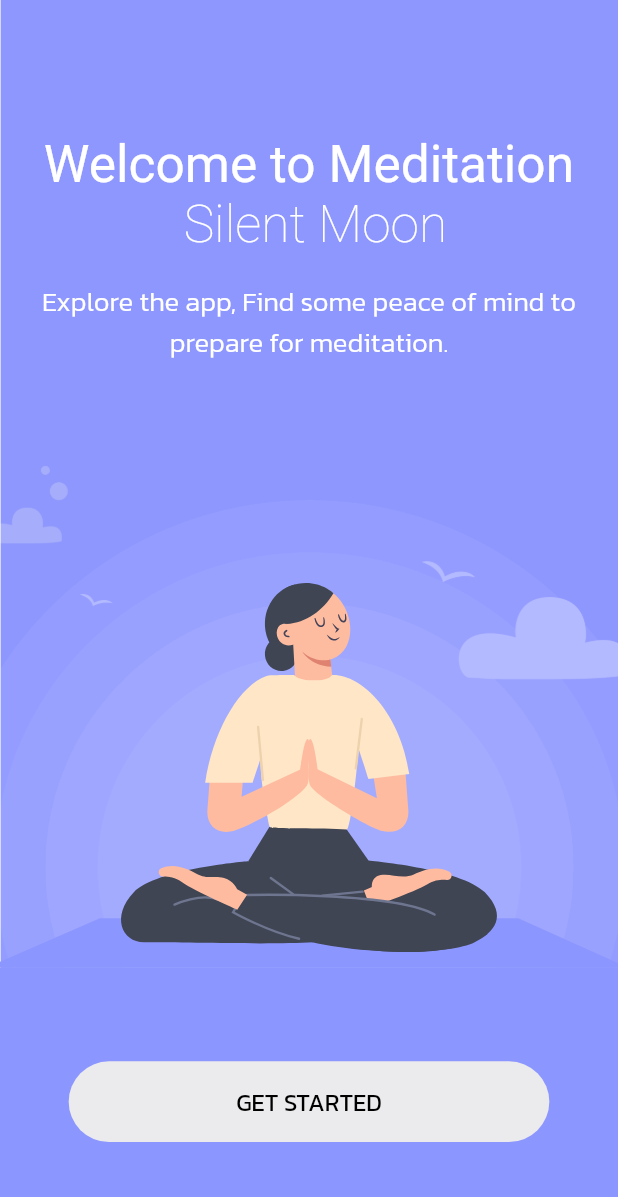
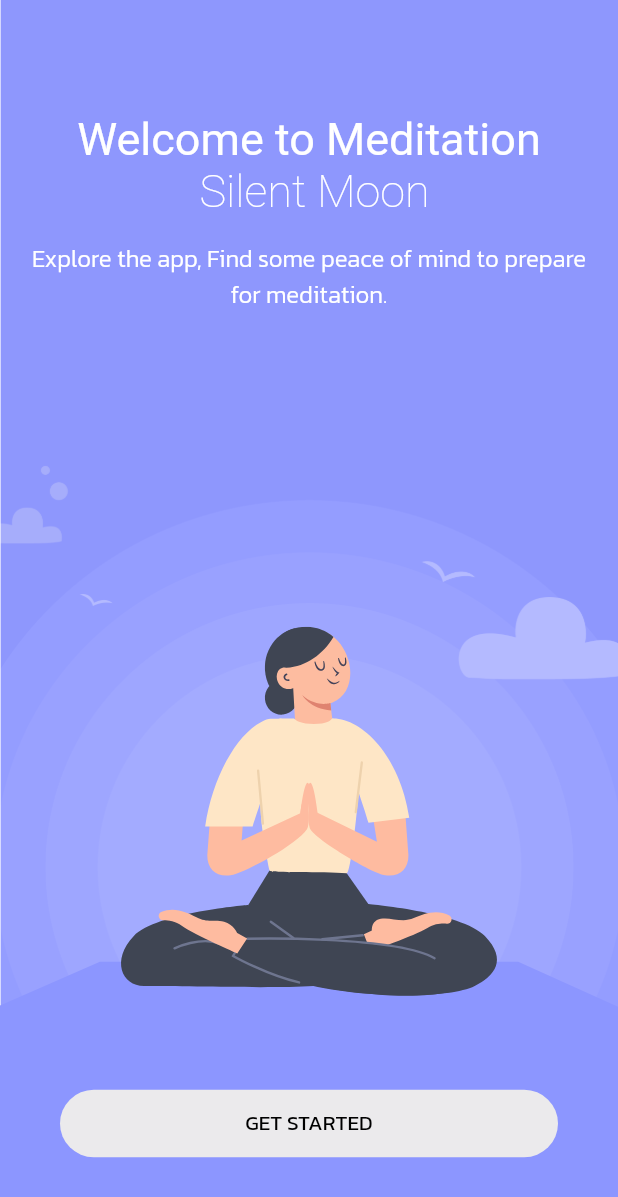
Before and after one commit to sahilisamaliya/meditaion_music, a Flutter app: the screen it shows after launch, on a phone screen of 412 x 824 dp. Shown: the top 1197 px of the screen. Run offline on Flutter 3.47's test engine with Material 2 defaults, Android fonts, the phone set to English and light mode, and no system bars; our stand-ins replace cached_network_image, connectivity_plus, dio, flutter_native_splash, flutter_svg, get and 5 more.

Commit message:
Project issue solve

```diff
--- a/lib/main.dart
+++ b/lib/main.dart
@@ -1,6 +1,5 @@
 import 'package:flutter/material.dart';
 import 'package:flutter_native_splash/flutter_native_splash.dart';
-import 'package:flutter_screenutil/flutter_screenutil.dart';
 import 'package:get/get.dart';
 import 'package:just_audio_background/just_audio_background.dart';
 import 'package:meditaion_music/internet_connection/connection_manager_controller.dart';
@@ -8,10 +7,6 @@ import 'package:meditaion_music/screens/bottom_bar.dart';
 import 'package:meditaion_music/screens/welcome.dart';
 import 'package:meditaion_music/utils/colors.dart';
 import 'package:meditaion_music/utils/preferences/preference_manager.dart';
-
-
-
-
 
 void main() async {
   FlutterNativeSplash.preserve(
@@ -31,11 +26,6 @@ class MyApp extends StatelessWidget {
 
   @override
   Widget build(BuildContext context) {
-    return ScreenUtilInit(
-      designSize: const Size(360, 690),
-      minTextAdapt: true,
-      splitScreenMode: true,
-      builder: (context, child) {
     return GetMaterialApp(
       initialBinding: ControllerBinding(),
       debugShowCheckedModeBanner: false,
@@ -45,7 +35,5 @@ class MyApp extends StatelessWidget {
           ? const BottomBar()
           : const IntroScreen(),
     );
-      },
-    );
   }
 }
--- a/lib/screens/offline_music.dart
+++ b/lib/screens/offline_music.dart
@@ -1,4 +1,3 @@
-import 'package:cached_network_image/cached_network_image.dart';
 import 'package:flutter/material.dart';
 import 'package:get/get.dart';
 import 'package:meditaion_music/screens/music_screen.dart';
--- a/lib/screens/welcome.dart
+++ b/lib/screens/welcome.dart
@@ -1,5 +1,4 @@
 import 'package:flutter/material.dart';
-import 'package:flutter_screenutil/flutter_screenutil.dart';
 import 'package:flutter_svg/flutter_svg.dart';
 import 'package:get/get.dart';
 import 'package:meditaion_music/screens/bottom_bar.dart';
@@ -21,41 +20,41 @@ class IntroScreen extends StatelessWidget {
       child: Column(
         mainAxisAlignment: MainAxisAlignment.center,
         children: [
-          SizedBox(height: 75.h),
+          const SizedBox(height: 75),
           Padding(
-              padding: EdgeInsets.symmetric(horizontal: 10.w),
+              padding: const EdgeInsets.symmetric(horizontal: 10),
               child: RichText(
                 textAlign: TextAlign.center,
-                text: TextSpan(
+                text: const TextSpan(
                   text: 'Welcome to Meditation\n ',
-                  style: TextStyle(fontSize: 30.sp, color: ColorUtils.white),
+                  style: TextStyle(fontSize: 30, color: ColorUtils.white),
                   children: <TextSpan>[
                     TextSpan(
                         text: 'Silent Moon',
                         style: TextStyle(
-                            fontSize: 30.sp,
+                            fontSize: 30,
                             color: ColorUtils.white,
                             fontWeight: FontWeight.w200)),
                   ],
                 ),
               )),
-          SizedBox(height: 15.h),
-          Padding(
-              padding: EdgeInsets.symmetric(horizontal: 20.w),
+          const SizedBox(height: 15),
+          const Padding(
+              padding: EdgeInsets.symmetric(horizontal: 20),
               child: CustomText(
                 text:
                     'Explore the app, Find some peace of mind to prepare for meditation.',
                 textAlign: TextAlign.center,
                 fontWeight: FontWeight.w300,
-                size: 16.sp,
+                size: 16,
               )),
           const Spacer(),
           SvgPicture.asset('assets/images/Group.svg',
               alignment: Alignment.bottomCenter),
           Container(
-            height: 150.h,
+            height: 150,
             color: ColorUtils.purpleColor,
-            padding: EdgeInsets.symmetric(horizontal: 40.w),
+            padding: const EdgeInsets.symmetric(horizontal: 40),
             child: Center(
               child: InkWell(
                 onTap: () async {
@@ -64,15 +63,15 @@ class IntroScreen extends StatelessWidget {
                       transition: Transition.rightToLeft);
                 },
                 child: Container(
-                  height: 45.h,
+                  height: 45,
                   decoration: BoxDecoration(
                       color: ColorUtils.offWhite,
-                      borderRadius: BorderRadius.circular(99.r)),
-                  child: Center(
+                      borderRadius: BorderRadius.circular(99)),
+                  child: const Center(
                       child: CustomText(
                           text: 'GET STARTED',
                           fontWeight: FontWeight.w400,
-                          size: 14.sp,
+                          size: 14,
                           color: ColorUtils.blackColor)),
                 ),
               ),
--- a/pubspec.yaml
+++ b/pubspec.yaml
@@ -37,7 +37,7 @@ dependencies:
   # Use with the CupertinoIcons class for iOS style icons.
   cupertino_icons: ^1.0.2
   shared_preferences: ^2.0.17
-  flutter_screenutil: ^5.6.0
+#  flutter_screenutil: ^5.6.0
   flutter_svg: ^1.1.6
 #  provider: ^6.0.5
   audio_session: ^0.1.13
```
Also changed, not shown: lib/internet_connection/no_internet_screen.dart (+4 -5 lines), lib/screens/all_music_screen.dart (+6 -7 lines), lib/screens/bottom_bar.dart (+4 -5 lines), lib/screens/choose_topic.dart (+13 -14 lines), lib/screens/home_screen.dart (+15 -16 lines), lib/screens/meditate.dart (+18 -19 lines), lib/screens/mini_player.dart (+4 -5 lines), lib/screens/music_screen.dart (+11 -12 lines), pubspec.lock, 10 other files. Lines whose indentation alone changed are shown as unchanged.
